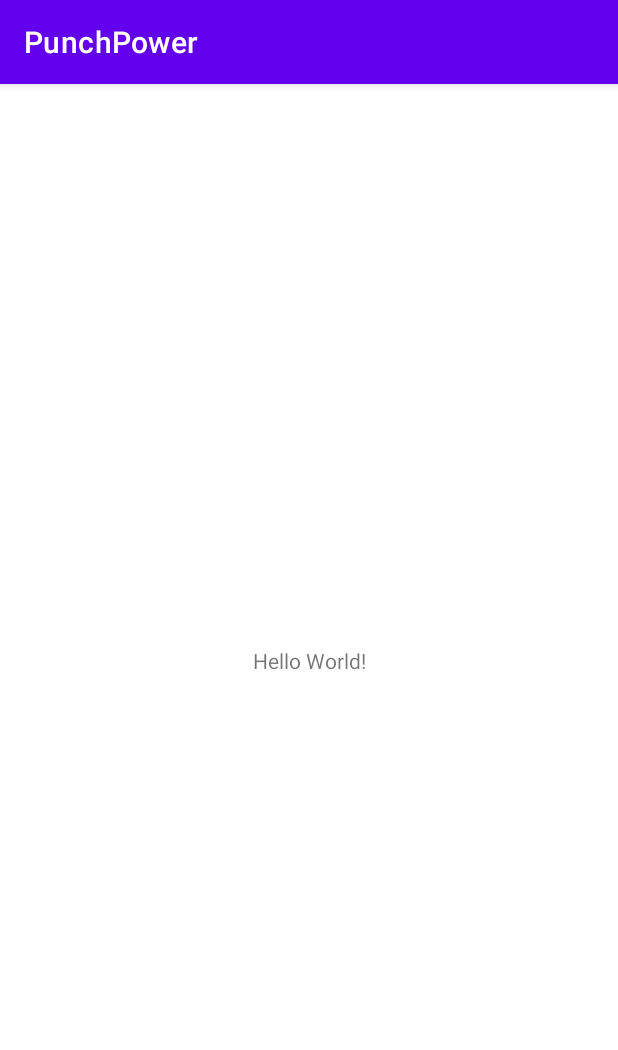
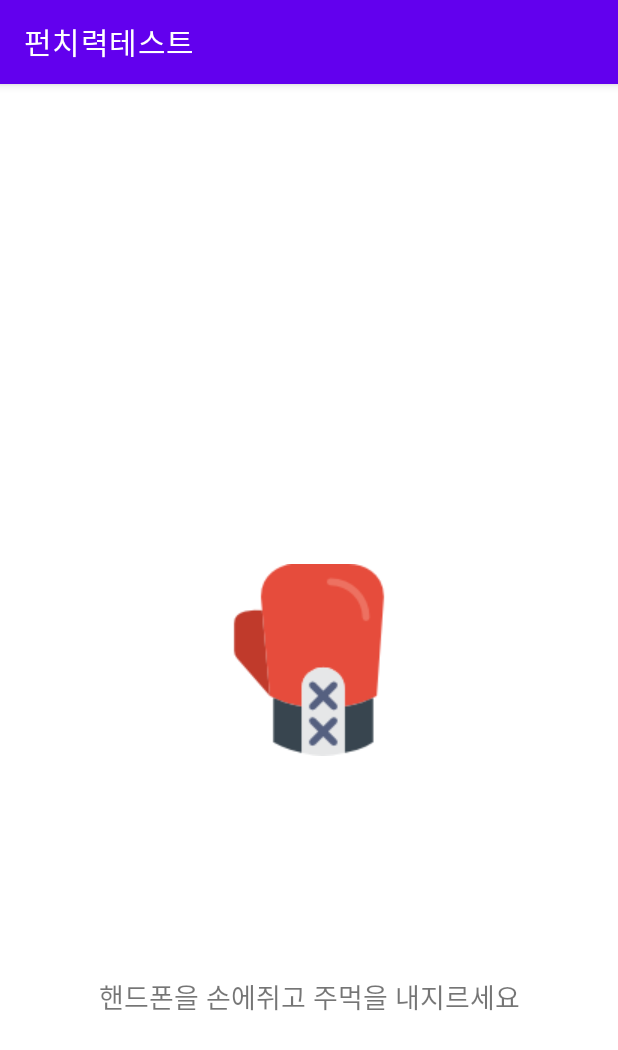
Before and after one commit to jiwonpark0222/punchpower, an Android app: the screen it shows after launch (MainActivity), on a phone screen of 412 x 824 dp. Shown: the top 1050 px of the screen. Run offline under Robolectric (Android 15) with nearby library versions, the phone set to English and light mode, and no system bars.

Commit message:
add result, main

```diff
--- a/app/build.gradle
+++ b/app/build.gradle
@@ -30,6 +30,10 @@ android {
     kotlinOptions {
         jvmTarget = '1.8'
     }
+    buildFeatures{
+        viewBinding true
+        dataBinding true
+    }
 }
 
 dependencies {
--- a/app/src/main/AndroidManifest.xml
+++ b/app/src/main/AndroidManifest.xml
@@ -9,6 +9,10 @@
         android:roundIcon="@mipmap/ic_launcher_round"
         android:supportsRtl="true"
         android:theme="@style/Theme.PunchPower">
+        <activity android:name=".ResultActivity"
+            android:theme="@style/Theme.Result"
+            >
+        </activity>
         <activity android:name=".MainActivity">
             <intent-filter>
                 <action android:name="android.intent.action.MAIN" />
--- a/app/src/main/res/layout/activity_main.xml
+++ b/app/src/main/res/layout/activity_main.xml
@@ -6,13 +6,33 @@
     android:layout_height="match_parent"
     tools:context=".MainActivity">
 
-    <TextView
+
+    <ImageView
+        android:id="@+id/imageView"
         android:layout_width="wrap_content"
         android:layout_height="wrap_content"
-        android:text="Hello World!"
+        android:layout_marginStart="8dp"
+        android:layout_marginTop="8dp"
+        android:layout_marginEnd="8dp"
+        android:layout_marginBottom="8dp"
         app:layout_constraintBottom_toBottomOf="parent"
-        app:layout_constraintLeft_toLeftOf="parent"
-        app:layout_constraintRight_toRightOf="parent"
-        app:layout_constraintTop_toTopOf="parent" />
+        app:layout_constraintEnd_toEndOf="parent"
+        app:layout_constraintStart_toStartOf="parent"
+        app:layout_constraintTop_toTopOf="parent"
+        app:srcCompat="@drawable/boxing" />
 
+    <TextView
+        android:id="@+id/stateLabel"
+        android:layout_width="wrap_content"
+        android:layout_height="wrap_content"
+        android:layout_marginStart="8dp"
+        android:layout_marginTop="8dp"
+        android:layout_marginEnd="8dp"
+        android:layout_marginBottom="8dp"
+        android:text="핸드폰을 손에쥐고 주먹을 내지르세요"
+        android:textSize="18sp"
+        app:layout_constraintBottom_toBottomOf="parent"
+        app:layout_constraintEnd_toEndOf="parent"
+        app:layout_constraintStart_toStartOf="parent"
+        app:layout_constraintTop_toBottomOf="@+id/imageView" />
 </androidx.constraintlayout.widget.ConstraintLayout>
--- a/app/src/main/res/values/strings.xml
+++ b/app/src/main/res/values/strings.xml
@@ -1,3 +1,3 @@
 <resources>
-    <string name="app_name">PunchPower</string>
+    <string name="app_name">펀치력테스트</string>
 </resources>
--- a/app/src/main/res/values/themes.xml
+++ b/app/src/main/res/values/themes.xml
@@ -13,4 +13,15 @@
         <item name="android:statusBarColor" tools:targetApi="l">?attr/colorPrimaryVariant</item>
         <!-- Customize your theme here. -->
     </style>
+
+    <style name="Theme.Result" parent="Theme.MaterialComponents.DayNight.DarkActionBar">
+        <item name="android:textColor">@color/black</item>
+        <item name="buttonBarButtonStyle">@style/ButtonColor</item>
+        <item name="colorButtonNormal">@color/design_default_color_primary</item>
+    </style>
+
+    <style name="ButtonColor" parent="@style/Widget.AppCompat.Button">
+        <item name="android:textColor">@color/white</item>
+    </style>
+
 </resources>
```
Also changed, not shown: app/src/main/java/com/punch/punchpower/MainActivity.kt (+102 -1 lines), app/src/main/java/com/punch/punchpower/ResultActivity.kt (added, +38 -0 lines), app/src/main/res/layout/activity_result.xml (added, +66 -0 lines), app/src/main/res/drawable/boxing.png (added).
